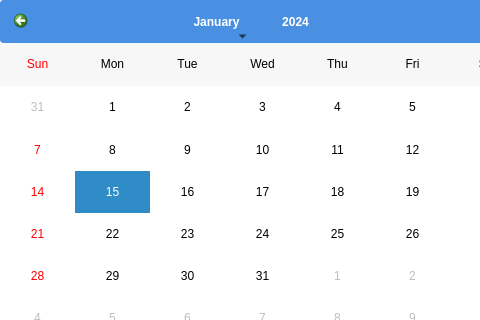
Qt form ui/calendar.ui (Younger-Chan/everyday) before a commit; both pictures show x 0 to 480 and y 0 to 320 of the 1056 by 986 pixel window.
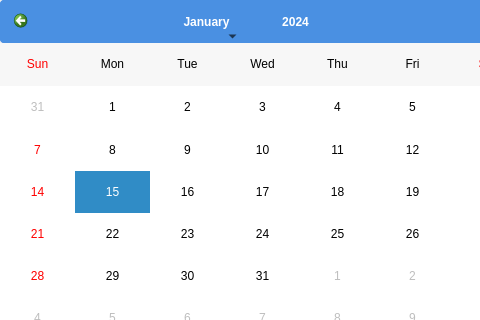
The same form after that commit. Icons and pictures are not drawn.

The edit to the form file:
```diff
--- a/ui/calendar.ui
+++ b/ui/calendar.ui
@@ -168,7 +168,7 @@
 /* 设置年份选择按钮的样式 */
 QCalendarWidget QToolButton#qt_calendar_yearbutton {
     qproperty-iconSize: 24px 24px;
-    min-width: 80px; /* 增加年份选择按钮的宽度 */
+    min-width: 100px; /* 增加年份选择按钮的宽度 */
     min-height: 30px; /* 增加年份选择按钮的高度 */
 }
 </string>
```
